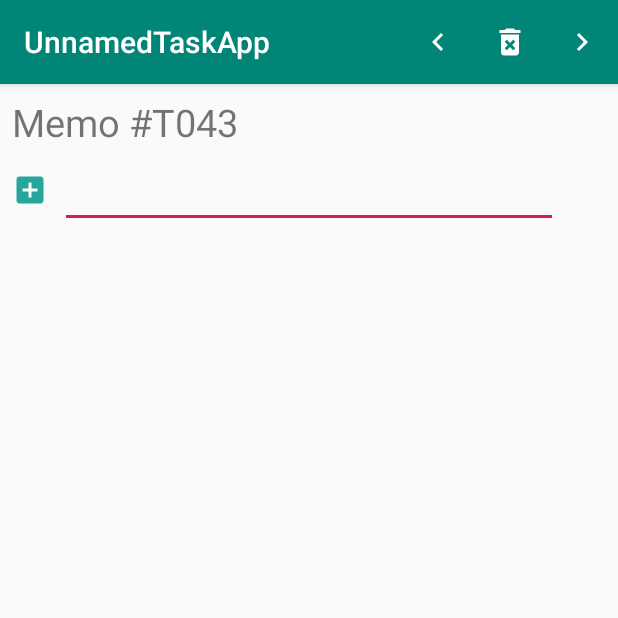
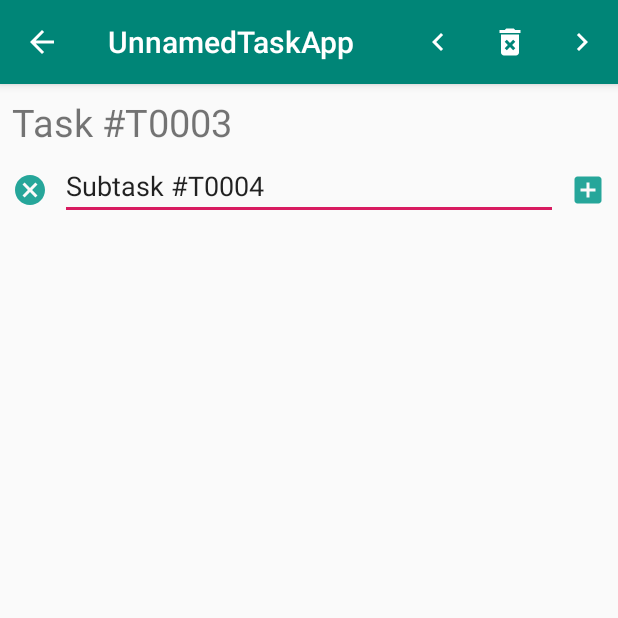
Before and after one commit to kbluue/TaskAppPractise, an Android app: the SingleTaskActivity screen opened directly, with no data from a screen before it, after a tap on an icon or button, on a phone screen of 412 x 824 dp, the top half of it. Run offline under Robolectric (Android 15) with nearby library versions, the phone set to English and light mode, and no system bars; our stand-ins replace Picasso.

Commit message:
Memo: init tweaking

```diff
--- a/app/src/main/java/com/example/kbluue_/unnamedtaskapp/Activities/SingleTaskActivity.java
+++ b/app/src/main/java/com/example/kbluue_/unnamedtaskapp/Activities/SingleTaskActivity.java
@@ -14,7 +14,7 @@ import com.example.kbluue_.unnamedtaskapp.Interfaces.HasRecyclerView;
 import com.example.kbluue_.unnamedtaskapp.Models.Task;
 import com.example.kbluue_.unnamedtaskapp.R;
 import com.example.kbluue_.unnamedtaskapp.Utils.BaseActivity;
-import com.example.kbluue_.unnamedtaskapp.Utils.ViewBinder;
+import com.example.kbluue_.unnamedtaskapp.Utils.ViewConfig;
 
 import java.util.Collections;
 import java.util.List;
@@ -40,7 +40,7 @@ public class SingleTaskActivity extends BaseActivity implements HasMenu, HasRecy
 
         Task task = TaskAdapter.tasks.get(taskIndex);
 
-        ViewBinder.getInstance(this)
+        ViewConfig.getInstance(this)
                 .bind(R.id.sv_task_name, task.getName());
     }
 
--- a/app/src/main/java/com/example/kbluue_/unnamedtaskapp/Adapters/SubTaskAdapter.java
+++ b/app/src/main/java/com/example/kbluue_/unnamedtaskapp/Adapters/SubTaskAdapter.java
@@ -1,8 +1,11 @@
 package com.example.kbluue_.unnamedtaskapp.Adapters;
 
+import android.content.Context;
+import android.text.InputType;
 import android.view.LayoutInflater;
 import android.view.View;
 import android.view.ViewGroup;
+import android.widget.EditText;
 import android.widget.Toast;
 
 import androidx.annotation.NonNull;
@@ -11,7 +14,7 @@ import androidx.recyclerview.widget.RecyclerView;
 import com.example.kbluue_.unnamedtaskapp.Models.SubTask;
 import com.example.kbluue_.unnamedtaskapp.Models.Task;
 import com.example.kbluue_.unnamedtaskapp.R;
-import com.example.kbluue_.unnamedtaskapp.Utils.ViewBinder;
+import com.example.kbluue_.unnamedtaskapp.Utils.ViewConfig;
 
 import java.util.ArrayList;
 import java.util.Collections;
@@ -35,7 +38,8 @@ public class SubTaskAdapter extends RecyclerView.Adapter<SubTaskAdapter.SubTaskV
 
     @Override
     public void onBindViewHolder(@NonNull SubTaskVH holder, int position) {
-        holder.bind(subTasks.get(position));
+        holder.setSubTask(subTasks.get(position));
+        holder.bind();
     }
 
     @Override
@@ -60,21 +64,65 @@ public class SubTaskAdapter extends RecyclerView.Adapter<SubTaskAdapter.SubTaskV
 
     public class SubTaskVH extends RecyclerView.ViewHolder{
 
+        Context context;
+        ViewConfig config;
+        private SubTask subTask;
+
         public SubTaskVH(@NonNull View itemView) {
             super(itemView);
+            context = itemView.getContext();
+            config = ViewConfig.getInstance(itemView);
         }
 
-        public void bind(SubTask subTask){
-            ViewBinder binder = ViewBinder.getInstance(itemView)
-                    .bind(R.id.btn_left, subTask.getId() != null
+        public SubTask getSubTask() {
+            return subTask;
+        }
+
+        public void setSubTask(SubTask subTask) {
+            this.subTask = subTask;
+        }
+
+        public void bind(){
+            config.getView(R.id.sub_task).setVisibility(subTask.getId() == null ? View.INVISIBLE : View.VISIBLE);
+            config.bind(R.id.btn_left, subTask.getId() != null
                             ? subTask.isDone() ? R.drawable.ic_done : R.drawable.ic_not_done : R.drawable.ic_add)
                     .bind(R.id.btn_right, subTask.getId() != null ? R.drawable.ic_delete_color : 0)
                     .bind(R.id.sub_task, subTask.getName())
-                    .addOnClickListener(R.id.btn_left, v ->
-                            Toast.makeText(itemView.getContext(), "Link", Toast.LENGTH_SHORT).show())
+                    .addOnClickListener(R.id.btn_left, subTask.getId() == null
+                            ? v -> makeEditable()
+                            : v -> {
+                        subTask.toggleDone();
+                        refresh();
+                    })
                     .addOnClickListener(R.id.btn_right, subTask.getId() == null
                             ? v -> {}
-                            : v -> {});
+                            : v -> {})
+                    .addOnClickListener(R.id.sub_task, v -> makeEditable());
+        }
+
+        private void makeEditable(){
+            config.addOnClickListener(R.id.sub_task, v -> {});
+            EditText editText = (EditText) config.getView(R.id.sub_task);
+            if (subTask.getId() == null) {
+                subTask = new SubTask(context);
+                editText.setInputType(InputType.TYPE_CLASS_TEXT);
+                editText.selectAll();
+                editText.setVisibility(View.VISIBLE);
+            }
+            editText.setFocusableInTouchMode(true);
+            config.bind(R.id.btn_left, R.drawable.ic_clear)
+                    .bind(R.id.btn_right, R.drawable.ic_add)
+                    .bind(R.id.sub_task, subTask.getName())
+                    .addOnClickListener(R.id.btn_left, v -> {
+                        config.bind(R.id.sub_task, "");
+                    })
+                    .addOnClickListener(R.id.btn_right, v -> {
+                        String newName = ((EditText) config.getView(R.id.sub_task)).getText().toString();
+                        subTask.setName(newName);
+                        subTasks.add(subTask);
+                        Toast.makeText(context, "New SubTask Created", Toast.LENGTH_SHORT).show();
+                        refresh();
+                    });
         }
     }
 }
--- a/app/src/main/java/com/example/kbluue_/unnamedtaskapp/Adapters/TaskAdapter.java
+++ b/app/src/main/java/com/example/kbluue_/unnamedtaskapp/Adapters/TaskAdapter.java
@@ -10,7 +10,7 @@ import androidx.recyclerview.widget.RecyclerView;
 import com.example.kbluue_.unnamedtaskapp.Activities.SingleTaskActivity;
 import com.example.kbluue_.unnamedtaskapp.Models.Task;
 import com.example.kbluue_.unnamedtaskapp.R;
-import com.example.kbluue_.unnamedtaskapp.Utils.ViewBinder;
+import com.example.kbluue_.unnamedtaskapp.Utils.ViewConfig;
 
 import java.util.ArrayList;
 import java.util.List;
@@ -44,7 +44,7 @@ public class TaskAdapter extends RecyclerView.Adapter<TaskAdapter.TaskVH>{
         }
 
         public void bind(Task task){
-            ViewBinder.getInstance(itemView)
+            ViewConfig.getInstance(itemView)
                     .bind(R.id.task_name, task.getName())
                     .bind(R.id.task_state, task.isDone() ? R.drawable.ic_done : R.drawable.ic_not_done)
                     .bind(R.id.sub_task_count, task.getActiveCount())
--- a/app/src/main/java/com/example/kbluue_/unnamedtaskapp/Models/StorableObject.java
+++ b/app/src/main/java/com/example/kbluue_/unnamedtaskapp/Models/StorableObject.java
@@ -21,7 +21,7 @@ public class StorableObject implements Serializable {
     public StorableObject(Context context, String prefix) {
         this.prefix = prefix;
         this.context = context;
-        setId(String.format(Locale.ENGLISH, "%s04%d", prefix, getUID(context)));
+        setId(String.format(Locale.ENGLISH, "%s%04d", prefix, getUID(context)));
     }
 
     public String getId() {
--- a/app/src/main/java/com/example/kbluue_/unnamedtaskapp/Models/SubTask.java
+++ b/app/src/main/java/com/example/kbluue_/unnamedtaskapp/Models/SubTask.java
@@ -8,6 +8,7 @@ public class SubTask extends Task {
 
     public SubTask(Context context){
         super(context);
+        setName("Subtask #" + getId());
         setParent(false);
     }
 }
--- a/app/src/main/java/com/example/kbluue_/unnamedtaskapp/Models/Task.java
+++ b/app/src/main/java/com/example/kbluue_/unnamedtaskapp/Models/Task.java
@@ -12,6 +12,7 @@ public class Task extends Memo {
 
     public Task(Context context){
         super(context, TASK);
+        setName("Task #" + getId());
         setParent(true);
     }
 
--- a/app/src/main/java/com/example/kbluue_/unnamedtaskapp/Utils/BaseActivity.java
+++ b/app/src/main/java/com/example/kbluue_/unnamedtaskapp/Utils/BaseActivity.java
@@ -10,7 +10,6 @@ import androidx.annotation.Nullable;
 import androidx.appcompat.app.AppCompatActivity;
 import androidx.recyclerview.widget.RecyclerView;
 
-import com.example.kbluue_.unnamedtaskapp.Adapters.TaskAdapter;
 import com.example.kbluue_.unnamedtaskapp.Interfaces.ClickableAction;
 import com.example.kbluue_.unnamedtaskapp.Interfaces.HasButtons;
 import com.example.kbluue_.unnamedtaskapp.Interfaces.HasMenu;
@@ -71,7 +70,6 @@ public abstract class BaseActivity extends AppCompatActivity implements Serializ
         super.onResume();
         if (baseAdapter != null){
             baseAdapter.notifyDataSetChanged();
-            System.out.println("Adapter not null: " + TaskAdapter.tasks.size());
         }
     }
 
@@ -85,12 +83,18 @@ public abstract class BaseActivity extends AppCompatActivity implements Serializ
             if (!isAdmin){
                 menuActivity.hideAdminMenu(menu);
             }
+            assert getSupportActionBar() != null;
+            getSupportActionBar().setDisplayHomeAsUpEnabled(true);
         }
         return super.onCreateOptionsMenu(menu);
     }
 
     @Override
     public boolean onOptionsItemSelected(MenuItem item) {
+        if (item.getItemId() == android.R.id.home){
+            onBackPressed();
+            return true;
+        } else {
             Runnable action = findMenuActionById(item.getItemId());
             if (action == null) {
                 Toast.makeText(this,
@@ -100,6 +104,18 @@ public abstract class BaseActivity extends AppCompatActivity implements Serializ
                 action.run();
                 return true;
             }
+        }
+    }
+
+    @Override
+    public boolean onSupportNavigateUp() {
+        onBackPressed();
+        return true;
+    }
+
+    @Override
+    public void onBackPressed() {
+        super.onBackPressed();
     }
 
     public void onButtonPressed(View view){
--- a/app/src/main/java/com/example/kbluue_/unnamedtaskapp/Utils/ViewBinder.java
+++ b/app/src/main/java/com/example/kbluue_/unnamedtaskapp/Utils/ViewConfig.java
@@ -10,30 +10,30 @@ import android.widget.TextView;
 
 import com.squareup.picasso.Picasso;
 
-public class ViewBinder {
+public class ViewConfig {
 
     private final Activity parentActivity;
     private final View parentView;
 
-    private ViewBinder(Activity parentActivity) {
+    private ViewConfig(Activity parentActivity) {
         this.parentActivity = parentActivity;
         parentView = null;
     }
 
-    private ViewBinder(View parentView) {
+    private ViewConfig(View parentView) {
         parentActivity = null;
         this.parentView = parentView;
     }
 
-    public static ViewBinder getInstance(Activity parent) {
-        return new ViewBinder(parent);
+    public static ViewConfig getInstance(Activity parent) {
+        return new ViewConfig(parent);
     }
 
-    public static ViewBinder getInstance(View parent) {
-        return new ViewBinder(parent);
+    public static ViewConfig getInstance(View parent) {
+        return new ViewConfig(parent);
     }
 
-    private View getView(int viewId){
+    public View getView(int viewId){
         if (parentActivity != null) {
             return parentActivity.findViewById(viewId);
         } else if (parentView != null) {
@@ -74,12 +74,12 @@ public class ViewBinder {
         }
     }
 
-    public ViewBinder bind(int viewId, Object content){
+    public ViewConfig bind(int viewId, Object content){
         bind(viewId, content, 0);
         return this;
     }
 
-    public ViewBinder addOnClickListener(int viewId, View.OnClickListener listener){
+    public ViewConfig addOnClickListener(int viewId, View.OnClickListener listener){
         View v = getView(viewId);
         if (v != null) {
             v.setClickable(true);
--- a/app/src/main/res/layout/view_sub_task.xml
+++ b/app/src/main/res/layout/view_sub_task.xml
@@ -18,9 +18,12 @@
 
     <EditText
         android:layout_width="match_parent"
-        android:layout_height="wrap_content"
+        android:layout_height="@dimen/img_btn_width"
         android:layout_toEndOf="@id/btn_left"
         android:layout_toStartOf="@id/btn_right"
+        android:inputType="none"
+        android:focusable="false"
+        android:selectAllOnFocus="true"
         android:id="@+id/sub_task"/>
 
 </RelativeLayout>
```
Lines whose indentation alone changed are shown as unchanged.
